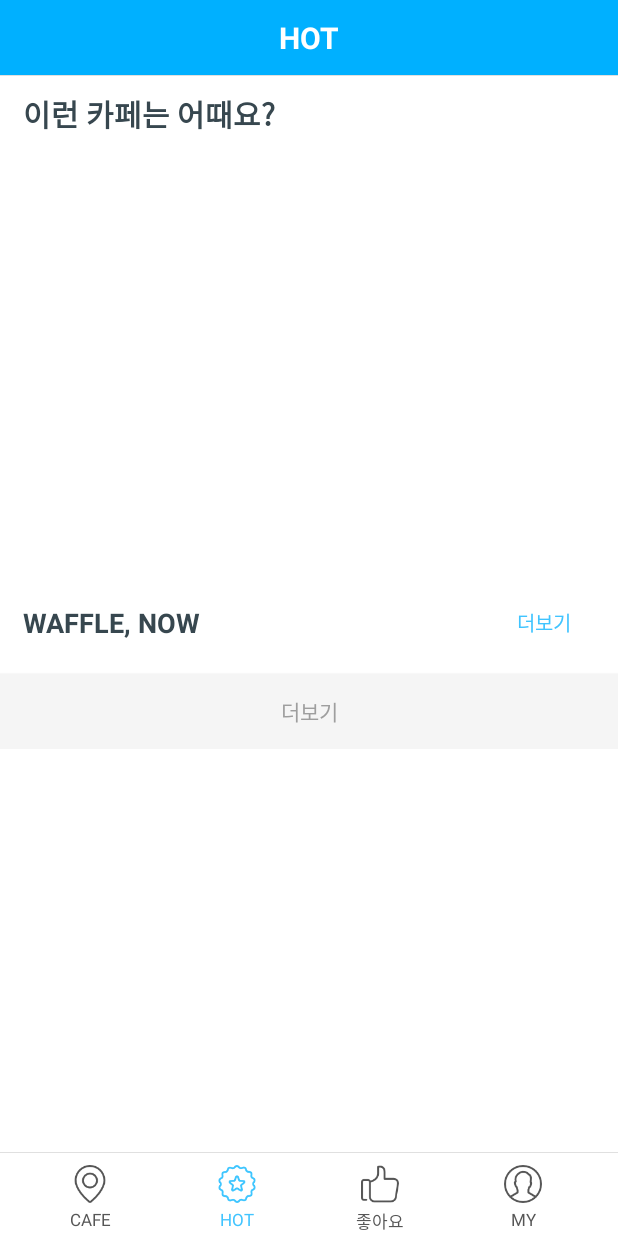
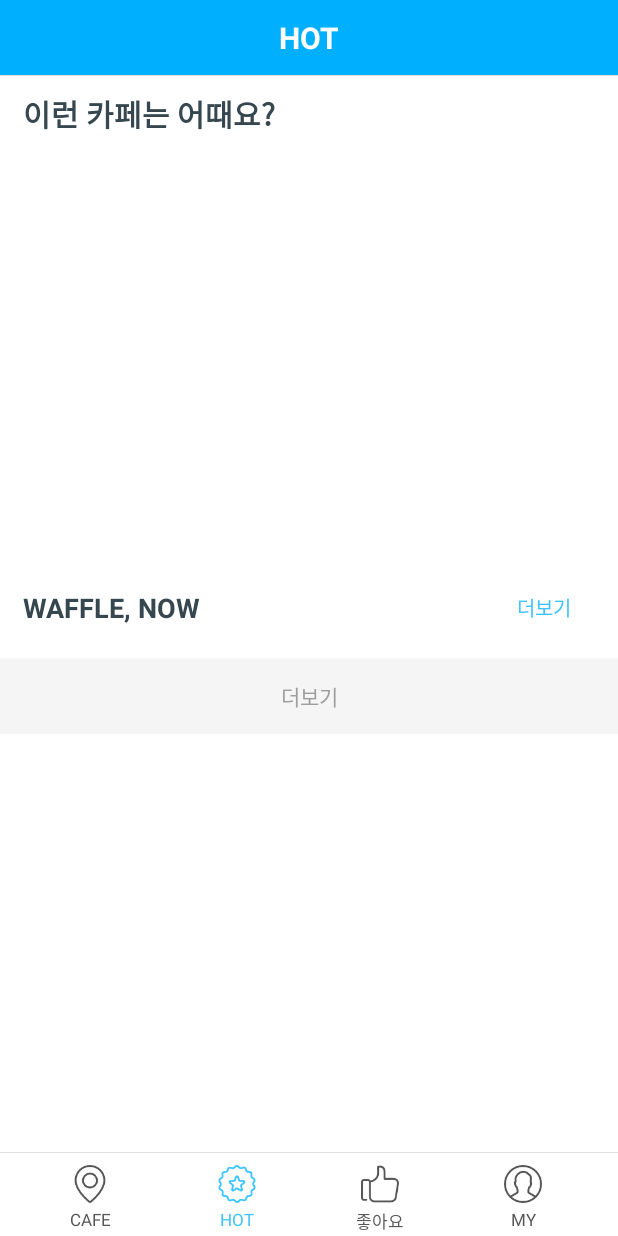
Before and after one commit to sunghyunpark/WAFFLE_APP, an Android app: the screen it shows after launch once a user with an empty profile is signed in (MainActivity), after a tap on "HOT", on a phone screen of 412 x 824 dp. Run offline under Robolectric (Android 15) with nearby library versions, the phone set to English and light mode, and no system bars; our stand-ins replace ButterKnife, Firebase (no records; nobody signed in at launch, a user with empty details on screens opened directly); libraries missing offline, so code that uses them is left out: io.realm; pictures from the network do not load; 10 statements that could not run were skipped.

Commit message:
WAFFLE NOW 수정중

```diff
--- a/app/src/main/res/layout/fragment_hot.xml
+++ b/app/src/main/res/layout/fragment_hot.xml
@@ -1,7 +1,7 @@
 <LinearLayout xmlns:android="http://schemas.android.com/apk/res/android"
     xmlns:tools="http://schemas.android.com/tools"
     android:layout_width="match_parent"
-    android:layout_height="match_parent"
+    android:layout_height="wrap_content"
     android:orientation="vertical"
     android:layout_marginBottom="55dp"
     tools:context="view.LikeCafeFragment">
@@ -11,7 +11,7 @@
         android:layout_height="wrap_content">
         <LinearLayout
             android:layout_width="match_parent"
-            android:layout_height="match_parent"
+            android:layout_height="wrap_content"
             android:orientation="vertical">
 
     <RelativeLayout
@@ -63,16 +63,10 @@
         android:layout_marginTop="15dp">
     </android.support.v4.view.ViewPager>
 
-    <LinearLayout
-        android:layout_width="match_parent"
-        android:layout_height="wrap_content"
-        android:orientation="vertical"
-        android:layout_marginTop="15dp"
-        android:background="@color/colorWhite">
         <RelativeLayout
             android:layout_width="wrap_content"
             android:layout_height="wrap_content"
-            android:layout_marginTop="10dp">
+            android:layout_marginTop="15dp">
             <TextView
                 android:layout_width="wrap_content"
                 android:layout_height="wrap_content"
@@ -99,8 +93,7 @@
             android:id="@+id/recent_comment_recyclerView"
             android:layout_width="match_parent"
             android:layout_height="wrap_content"
-            android:layout_marginTop="10dp"
-            android:layout_gravity="center_horizontal"/>
+            android:layout_marginTop="10dp" />
 
         <Button
             android:id="@+id/go_to_all_comment_btn_bottom"
@@ -109,7 +102,7 @@
             android:textColor="@color/colorGray"
             android:background="@color/colorBackgroundGray"
             android:text="더보기"/>
-    </LinearLayout>
+
         </LinearLayout>
     </ScrollView>
 
```
